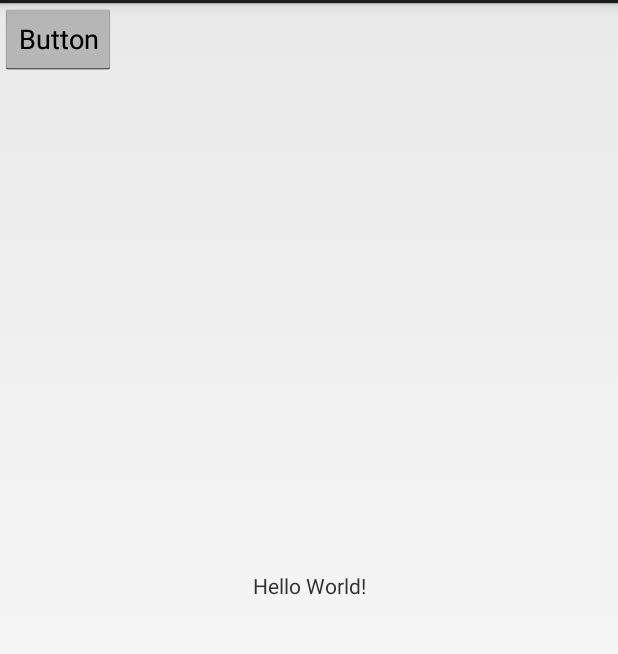
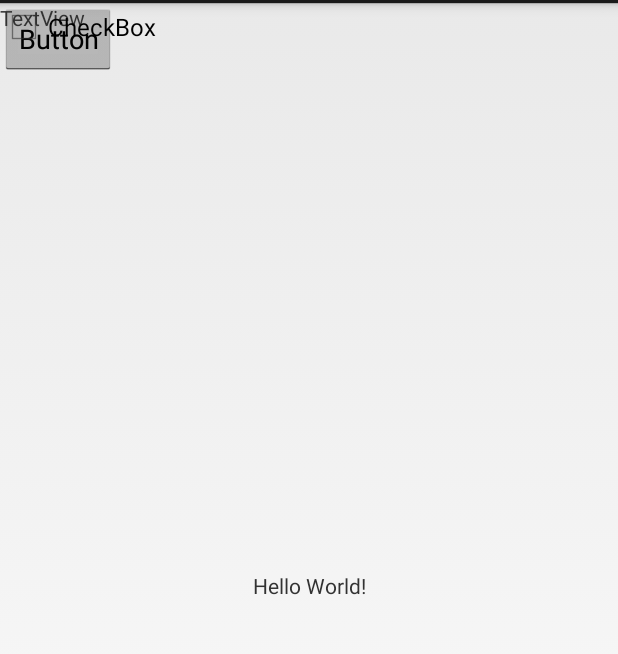
Before and after one commit to wbgtanmoy/TestGit, an Android app: the screen it shows after launch (MainActivity), on a phone screen of 412 x 824 dp, the part 69-723 px from its top. Run offline under Robolectric (Android 15) with nearby library versions, the phone set to English and light mode, and no system bars.

Commit message:
test first commit

```diff
--- a/app/src/main/res/layout/activity_main.xml
+++ b/app/src/main/res/layout/activity_main.xml
@@ -31,4 +31,20 @@
         tools:layout_editor_absoluteX="230dp"
         tools:layout_editor_absoluteY="79dp" />
 
+    <TextView
+        android:id="@+id/textView"
+        android:layout_width="wrap_content"
+        android:layout_height="wrap_content"
+        android:text="TextView"
+        tools:layout_editor_absoluteX="61dp"
+        tools:layout_editor_absoluteY="385dp" />
+
+    <CheckBox
+        android:id="@+id/checkBox"
+        android:layout_width="wrap_content"
+        android:layout_height="wrap_content"
+        android:text="CheckBox"
+        tools:layout_editor_absoluteX="230dp"
+        tools:layout_editor_absoluteY="362dp" />
+
 </android.support.constraint.ConstraintLayout>
```
